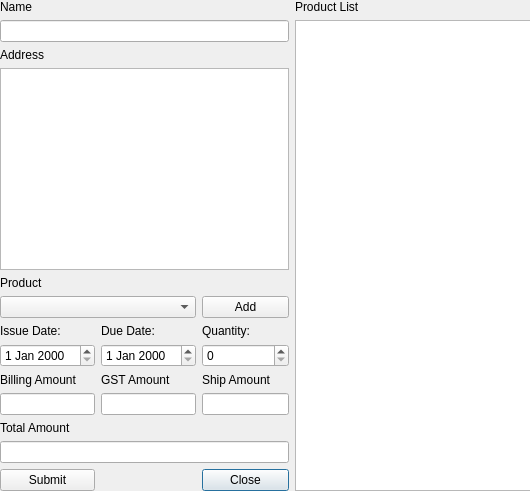
First picture: the form in invoice.ui, repository spal02482/SmartBill, before the edit.
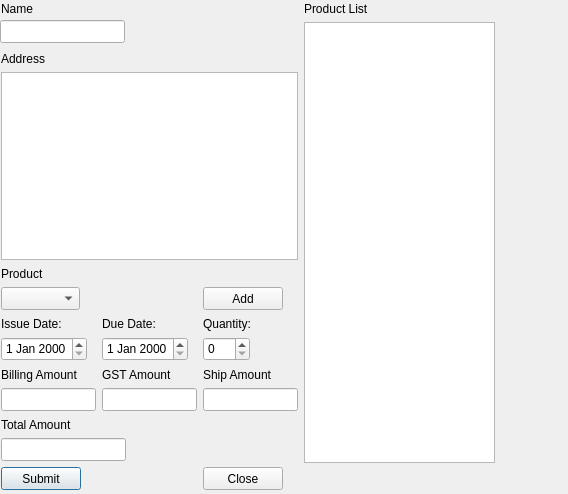
Second picture: the form after the edit.

What changed in the file:
```diff
--- a/invoice.ui
+++ b/invoice.ui
@@ -6,158 +6,304 @@
    <rect>
     <x>0</x>
     <y>0</y>
-    <width>530</width>
-    <height>491</height>
+    <width>568</width>
+    <height>494</height>
    </rect>
   </property>
   <property name="windowTitle">
    <string>Dialog</string>
   </property>
-  <widget class="QWidget" name="layoutWidget">
+  <widget class="QLabel" name="gstAmountLabel">
+   <property name="geometry">
+    <rect>
+     <x>102</x>
+     <y>367</y>
+     <width>76</width>
+     <height>16</height>
+    </rect>
+   </property>
+   <property name="text">
+    <string>GST Amount</string>
+   </property>
+  </widget>
+  <widget class="QPushButton" name="submitPushButton">
+   <property name="geometry">
+    <rect>
+     <x>1</x>
+     <y>467</y>
+     <width>80</width>
+     <height>23</height>
+    </rect>
+   </property>
+   <property name="text">
+    <string>Submit</string>
+   </property>
+  </widget>
+  <widget class="QLineEdit" name="billingAmountLineEdit">
+   <property name="geometry">
+    <rect>
+     <x>1</x>
+     <y>388</y>
+     <width>95</width>
+     <height>23</height>
+    </rect>
+   </property>
+  </widget>
+  <widget class="QDateEdit" name="dueDateDateEdit">
+   <property name="geometry">
+    <rect>
+     <x>102</x>
+     <y>337</y>
+     <width>86</width>
+     <height>24</height>
+    </rect>
+   </property>
+  </widget>
+  <widget class="QLineEdit" name="gstAmountLineEdit">
+   <property name="geometry">
+    <rect>
+     <x>102</x>
+     <y>388</y>
+     <width>95</width>
+     <height>23</height>
+    </rect>
+   </property>
+  </widget>
+  <widget class="QLabel" name="clientNameLabel">
+   <property name="geometry">
+    <rect>
+     <x>1</x>
+     <y>1</y>
+     <width>36</width>
+     <height>16</height>
+    </rect>
+   </property>
+   <property name="text">
+    <string>Name</string>
+   </property>
+  </widget>
+  <widget class="QSpinBox" name="quantitySpinBox">
+   <property name="geometry">
+    <rect>
+     <x>203</x>
+     <y>337</y>
+     <width>47</width>
+     <height>24</height>
+    </rect>
+   </property>
+  </widget>
+  <widget class="QLabel" name="totalAmountLabel">
+   <property name="geometry">
+    <rect>
+     <x>1</x>
+     <y>417</y>
+     <width>81</width>
+     <height>16</height>
+    </rect>
+   </property>
+   <property name="text">
+    <string>Total Amount</string>
+   </property>
+  </widget>
+  <widget class="QLineEdit" name="clientNameLineEdit">
    <property name="geometry">
     <rect>
      <x>0</x>
-     <y>0</y>
-     <width>531</width>
-     <height>491</height>
+     <y>20</y>
+     <width>125</width>
+     <height>23</height>
     </rect>
    </property>
-   <layout class="QGridLayout" name="gridLayout">
-    <property name="sizeConstraint">
-     <enum>QLayout::SetNoConstraint</enum>
-    </property>
-    <item row="7" column="2">
-     <widget class="QSpinBox" name="quantitySpinBox"/>
-    </item>
-    <item row="3" column="0" colspan="3">
-     <widget class="QPlainTextEdit" name="clientAddressTextEdit"/>
-    </item>
-    <item row="11" column="0" colspan="3">
-     <widget class="QLineEdit" name="totalAmountLineEdit"/>
-    </item>
-    <item row="12" column="2">
-     <widget class="QPushButton" name="closeInvoicePushButton">
-      <property name="text">
-       <string>Close</string>
-      </property>
-     </widget>
-    </item>
-    <item row="12" column="0">
-     <widget class="QPushButton" name="submitPushButton">
-      <property name="text">
-       <string>Submit</string>
-      </property>
-     </widget>
-    </item>
-    <item row="7" column="1">
-     <widget class="QDateEdit" name="dueDateDateEdit"/>
-    </item>
-    <item row="6" column="2">
-     <widget class="QLabel" name="quantityLabel">
-      <property name="text">
-       <string>Quantity:</string>
-      </property>
-     </widget>
-    </item>
-    <item row="7" column="0">
-     <widget class="QDateEdit" name="issueDateDateEdit"/>
-    </item>
-    <item row="9" column="1">
-     <widget class="QLineEdit" name="gstAmountLineEdit"/>
-    </item>
-    <item row="4" column="0">
-     <widget class="QLabel" name="productNameLabel">
-      <property name="text">
-       <string>Product</string>
-      </property>
-     </widget>
-    </item>
-    <item row="6" column="1">
-     <widget class="QLabel" name="dueDateLabel">
-      <property name="text">
-       <string>Due Date:</string>
-      </property>
-     </widget>
-    </item>
-    <item row="5" column="2">
-     <widget class="QPushButton" name="addProductPushButton">
-      <property name="text">
-       <string>Add</string>
-      </property>
-     </widget>
-    </item>
-    <item row="8" column="2">
-     <widget class="QLabel" name="shipAmountLabel">
-      <property name="text">
-       <string>Ship Amount</string>
-      </property>
-     </widget>
-    </item>
-    <item row="8" column="1">
-     <widget class="QLabel" name="gstAmountLabel">
-      <property name="text">
-       <string>GST Amount</string>
-      </property>
-     </widget>
-    </item>
-    <item row="9" column="0">
-     <widget class="QLineEdit" name="billingAmountLineEdit"/>
-    </item>
-    <item row="2" column="0">
-     <widget class="QLabel" name="clientAddressLabel">
-      <property name="text">
-       <string>Address</string>
-      </property>
-     </widget>
-    </item>
-    <item row="0" column="0">
-     <widget class="QLabel" name="clientNameLabel">
-      <property name="text">
-       <string>Name</string>
-      </property>
-     </widget>
-    </item>
-    <item row="9" column="2">
-     <widget class="QLineEdit" name="shipAmountLineEdit"/>
-    </item>
-    <item row="10" column="0">
-     <widget class="QLabel" name="totalAmountLabel">
-      <property name="text">
-       <string>Total Amount</string>
-      </property>
-     </widget>
-    </item>
-    <item row="8" column="0">
-     <widget class="QLabel" name="billingAmountLabel">
-      <property name="text">
-       <string>Billing Amount</string>
-      </property>
-     </widget>
-    </item>
-    <item row="1" column="0" colspan="3">
-     <widget class="QLineEdit" name="clientNameLineEdit"/>
-    </item>
-    <item row="0" column="3">
-     <widget class="QLabel" name="productListLabel">
-      <property name="text">
-       <string>Product List</string>
-      </property>
-     </widget>
-    </item>
-    <item row="6" column="0">
-     <widget class="QLabel" name="issueDateLabel">
-      <property name="text">
-       <string>Issue Date:</string>
-      </property>
-     </widget>
-    </item>
-    <item row="5" column="0" colspan="2">
-     <widget class="QComboBox" name="productNameComboBox"/>
-    </item>
-    <item row="1" column="3" rowspan="12">
-     <widget class="QTextEdit" name="productListTextEdit"/>
-    </item>
-   </layout>
+  </widget>
+  <widget class="QPushButton" name="addProductPushButton">
+   <property name="geometry">
+    <rect>
+     <x>203</x>
+     <y>287</y>
+     <width>80</width>
+     <height>23</height>
+    </rect>
+   </property>
+   <property name="text">
+    <string>Add</string>
+   </property>
+  </widget>
+  <widget class="QLabel" name="clientAddressLabel">
+   <property name="geometry">
+    <rect>
+     <x>1</x>
+     <y>51</y>
+     <width>49</width>
+     <height>16</height>
+    </rect>
+   </property>
+   <property name="text">
+    <string>Address</string>
+   </property>
+  </widget>
+  <widget class="QLabel" name="issueDateLabel">
+   <property name="geometry">
+    <rect>
+     <x>1</x>
+     <y>316</y>
+     <width>68</width>
+     <height>16</height>
+    </rect>
+   </property>
+   <property name="text">
+    <string>Issue Date:</string>
+   </property>
+  </widget>
+  <widget class="QLabel" name="shipAmountLabel">
+   <property name="geometry">
+    <rect>
+     <x>203</x>
+     <y>367</y>
+     <width>78</width>
+     <height>16</height>
+    </rect>
+   </property>
+   <property name="text">
+    <string>Ship Amount</string>
+   </property>
+  </widget>
+  <widget class="QPlainTextEdit" name="clientAddressTextEdit">
+   <property name="geometry">
+    <rect>
+     <x>1</x>
+     <y>72</y>
+     <width>297</width>
+     <height>188</height>
+    </rect>
+   </property>
+  </widget>
+  <widget class="QPushButton" name="closeInvoicePushButton">
+   <property name="geometry">
+    <rect>
+     <x>203</x>
+     <y>467</y>
+     <width>80</width>
+     <height>23</height>
+    </rect>
+   </property>
+   <property name="text">
+    <string>Close</string>
+   </property>
+  </widget>
+  <widget class="QLabel" name="billingAmountLabel">
+   <property name="geometry">
+    <rect>
+     <x>1</x>
+     <y>367</y>
+     <width>88</width>
+     <height>16</height>
+    </rect>
+   </property>
+   <property name="text">
+    <string>Billing Amount</string>
+   </property>
+  </widget>
+  <widget class="QDateEdit" name="issueDateDateEdit">
+   <property name="geometry">
+    <rect>
+     <x>1</x>
+     <y>337</y>
+     <width>86</width>
+     <height>24</height>
+    </rect>
+   </property>
+  </widget>
+  <widget class="QLabel" name="dueDateLabel">
+   <property name="geometry">
+    <rect>
+     <x>102</x>
+     <y>316</y>
+     <width>61</width>
+     <height>16</height>
+    </rect>
+   </property>
+   <property name="text">
+    <string>Due Date:</string>
+   </property>
+  </widget>
+  <widget class="QLabel" name="quantityLabel">
+   <property name="geometry">
+    <rect>
+     <x>203</x>
+     <y>316</y>
+     <width>56</width>
+     <height>16</height>
+    </rect>
+   </property>
+   <property name="text">
+    <string>Quantity:</string>
+   </property>
+  </widget>
+  <widget class="QLineEdit" name="totalAmountLineEdit">
+   <property name="geometry">
+    <rect>
+     <x>1</x>
+     <y>438</y>
+     <width>125</width>
+     <height>23</height>
+    </rect>
+   </property>
+  </widget>
+  <widget class="QLabel" name="productListLabel">
+   <property name="geometry">
+    <rect>
+     <x>304</x>
+     <y>1</y>
+     <width>71</width>
+     <height>16</height>
+    </rect>
+   </property>
+   <property name="text">
+    <string>Product List</string>
+   </property>
+  </widget>
+  <widget class="QLabel" name="productNameLabel">
+   <property name="geometry">
+    <rect>
+     <x>1</x>
+     <y>266</y>
+     <width>46</width>
+     <height>16</height>
+    </rect>
+   </property>
+   <property name="text">
+    <string>Product</string>
+   </property>
+  </widget>
+  <widget class="QListView" name="producListView">
+   <property name="geometry">
+    <rect>
+     <x>304</x>
+     <y>22</y>
+     <width>191</width>
+     <height>441</height>
+    </rect>
+   </property>
+  </widget>
+  <widget class="QComboBox" name="productNameComboBox">
+   <property name="geometry">
+    <rect>
+     <x>1</x>
+     <y>287</y>
+     <width>79</width>
+     <height>23</height>
+    </rect>
+   </property>
+  </widget>
+  <widget class="QLineEdit" name="shipAmountLineEdit">
+   <property name="geometry">
+    <rect>
+     <x>203</x>
+     <y>388</y>
+     <width>95</width>
+     <height>23</height>
+    </rect>
+   </property>
   </widget>
  </widget>
  <resources/>
```
